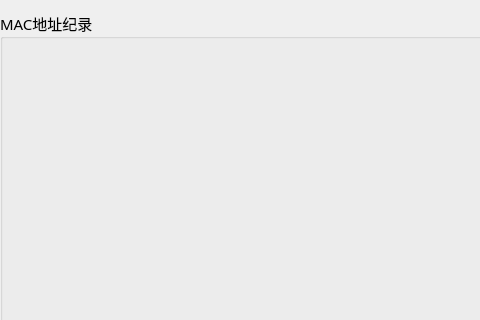
This is PDU-MacAddr/logs/logmainwid.ui in ChinaClever/PDU-MacAddr as Qt 5 draws it before an edit; both pictures show x 0 to 480 and y 0 to 320 of the 818 by 514 pixel window. The edited form follows.
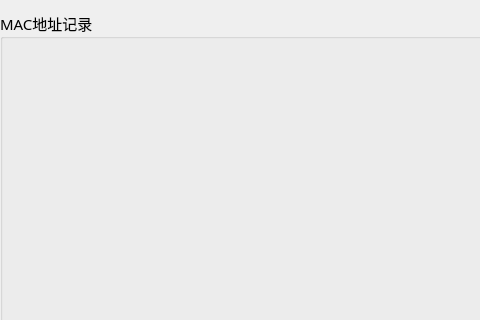
This is the edited form.

Patch:
```diff
--- a/PDU-MacAddr/logs/logmainwid.ui
+++ b/PDU-MacAddr/logs/logmainwid.ui
@@ -35,7 +35,7 @@
       </font>
      </property>
      <property name="title">
-      <string>MAC地址纪录</string>
+      <string>MAC地址记录</string>
      </property>
      <layout class="QGridLayout" name="gridLayout_2">
       <property name="leftMargin">
```
